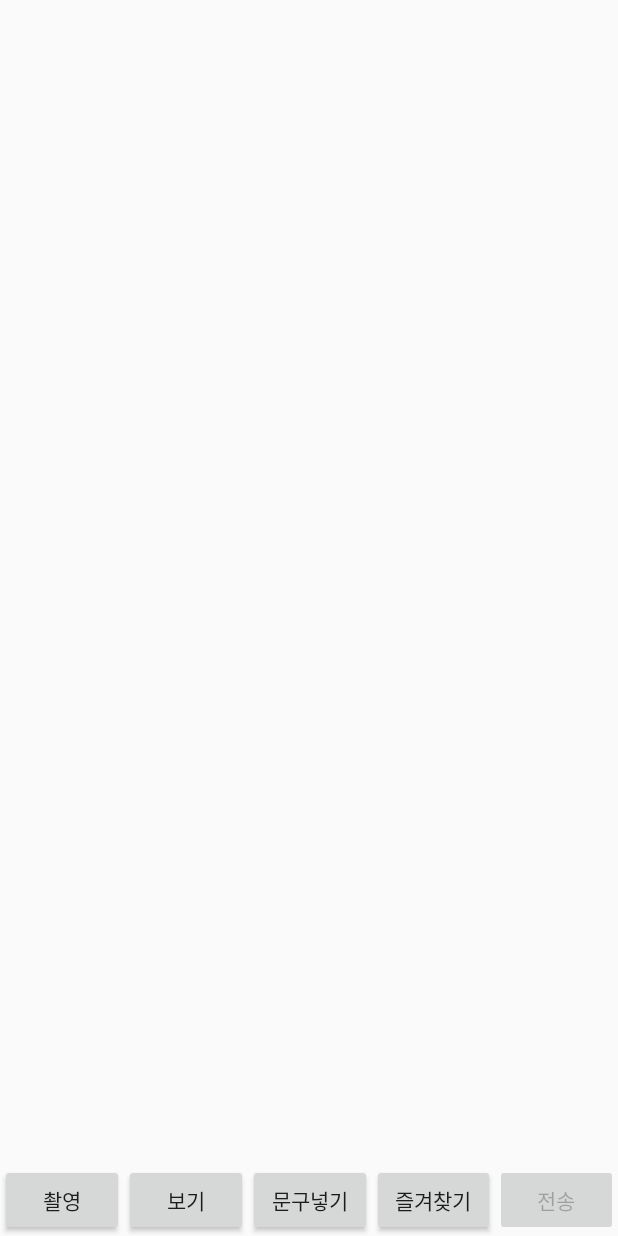
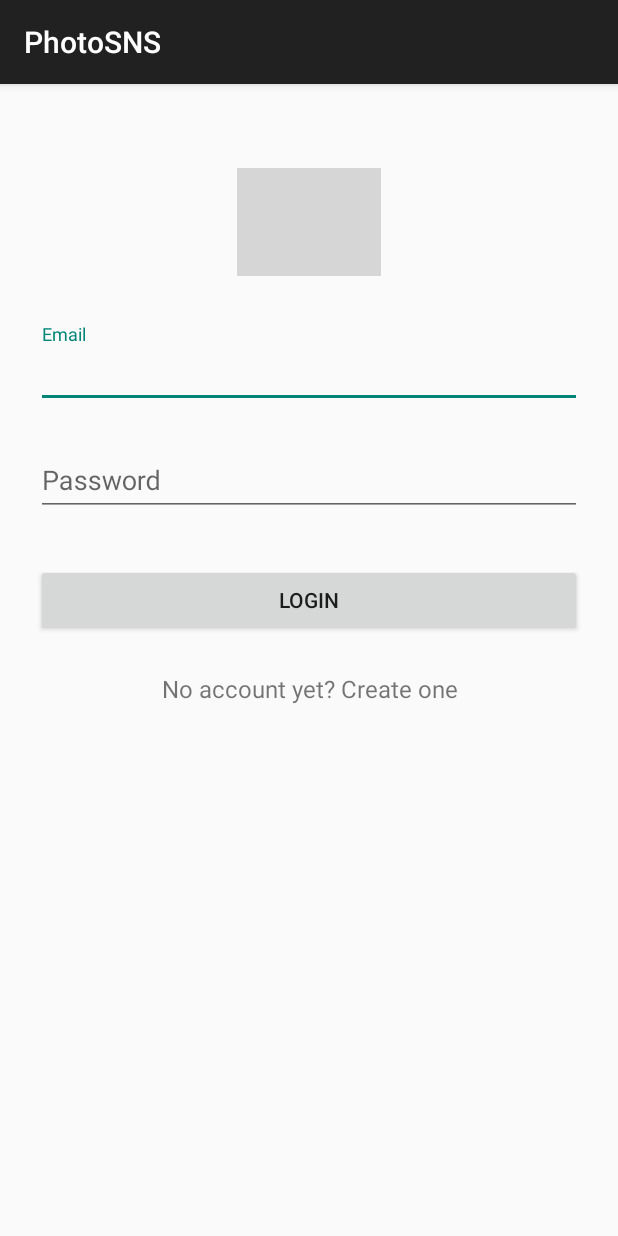
Before and after one commit to nipa0711/PhotoSNS, an Android app: the screen it shows after launch (MainActivity before the commit, LoginActivity after it), on a phone screen of 412 x 824 dp. Run offline under Robolectric (Android 15) with nearby library versions, the phone set to English and light mode, and no system bars; our stand-ins replace ButterKnife; grey boxes are pictures that could not be loaded.

Commit message:
add login function

```diff
--- a/app/src/main/java/net/nipa0711/photosns/MainActivity.java
+++ b/app/src/main/java/net/nipa0711/photosns/MainActivity.java
@@ -83,7 +83,10 @@ public class MainActivity extends Activity {
         setting = getSharedPreferences("setting", 0); // 0은 읽기 쓰기 가능. setting.xml이 생성됨
         editor = setting.edit();
 
-        if (setting.contains("uploader") == false) {
+        uploader = val.email;
+        editor.putString("uploader", uploader); // Preference
+
+       /* if (setting.contains("uploader") == false) {
             AlertDialog.Builder alert = new AlertDialog.Builder(this);
             alert.setTitle("사용자 이름을 입력해주세요");
             final EditText input = new EditText(this);
@@ -91,12 +94,12 @@ public class MainActivity extends Activity {
             alert.setPositiveButton("Ok", new DialogInterface.OnClickListener() {
                 public void onClick(DialogInterface dialog, int whichButton) {
                     uploader = input.getText().toString();
-                    editor.putString("uploader", uploader); // Preference
                     editor.commit();
                 }
             });
             alert.show();
-        }
+        }         editor.putString("uploader", uploader); // Preference*/
+
 
         send.setEnabled(false);
 
--- a/app/src/main/java/net/nipa0711/photosns/ShowGoogleMap.java
+++ b/app/src/main/java/net/nipa0711/photosns/ShowGoogleMap.java
@@ -3,6 +3,7 @@ package net.nipa0711.photosns;
 import android.app.FragmentManager;
 import android.os.Bundle;
 import android.support.v7.app.AppCompatActivity;
+import android.util.Log;
 
 import com.google.android.gms.maps.CameraUpdateFactory;
 import com.google.android.gms.maps.GoogleMap;
--- /dev/null
+++ b/app/src/main/res/layout/activity_login.xml
@@ -0,0 +1,71 @@
+<?xml version="1.0" encoding="utf-8"?>
+<ScrollView xmlns:android="http://schemas.android.com/apk/res/android"
+    android:layout_width="fill_parent"
+    android:layout_height="fill_parent"
+    android:fitsSystemWindows="true">
+
+    <LinearLayout
+        android:layout_width="match_parent"
+        android:layout_height="wrap_content"
+        android:orientation="vertical"
+        android:paddingLeft="24dp"
+        android:paddingRight="24dp"
+        android:paddingTop="56dp">
+
+        <ImageView
+            android:layout_width="wrap_content"
+            android:layout_height="72dp"
+            android:layout_gravity="center_horizontal"
+            android:layout_marginBottom="24dp"
+            android:src="@mipmap/ic_launcher" />
+
+        <!-- Email Label -->
+        <android.support.design.widget.TextInputLayout
+            android:layout_width="match_parent"
+            android:layout_height="wrap_content"
+            android:layout_marginBottom="8dp"
+            android:layout_marginTop="8dp">
+
+            <EditText
+                android:id="@+id/input_email"
+                android:layout_width="match_parent"
+                android:layout_height="wrap_content"
+                android:hint="Email"
+                android:inputType="textEmailAddress" />
+        </android.support.design.widget.TextInputLayout>
+
+        <!-- Password Label -->
+        <android.support.design.widget.TextInputLayout
+            android:layout_width="match_parent"
+            android:layout_height="wrap_content"
+            android:layout_marginBottom="8dp"
+            android:layout_marginTop="8dp">
+
+            <EditText
+                android:id="@+id/input_password"
+                android:layout_width="match_parent"
+                android:layout_height="wrap_content"
+                android:hint="Password"
+                android:inputType="textPassword" />
+        </android.support.design.widget.TextInputLayout>
+
+        <android.support.v7.widget.AppCompatButton
+            android:id="@+id/btn_login"
+            android:layout_width="fill_parent"
+            android:layout_height="wrap_content"
+            android:layout_marginBottom="24dp"
+            android:layout_marginTop="24dp"
+            android:padding="12dp"
+            android:text="Login" />
+
+        <TextView
+            android:id="@+id/link_signup"
+            android:layout_width="fill_parent"
+            android:layout_height="wrap_content"
+            android:layout_marginBottom="24dp"
+            android:gravity="center"
+            android:text="No account yet? Create one"
+            android:textSize="16dip" />
+
+    </LinearLayout>
+</ScrollView>
```
Also changed, not shown: app/build.gradle (+6 -3 lines), app/src/main/AndroidManifest.xml (+23 -12 lines), app/src/main/java/net/nipa0711/photosns/LoginActivity.java (added, +153 -0 lines), app/src/main/java/net/nipa0711/photosns/SignupActivity.java (added, +135 -0 lines), app/src/main/java/net/nipa0711/photosns/globalVar.java (+23 -3 lines), app/src/main/res/layout/activity_signup.xml (added, +80 -0 lines), app/src/main/res/values/strings.xml (+14 -1 lines), 1 other file.
